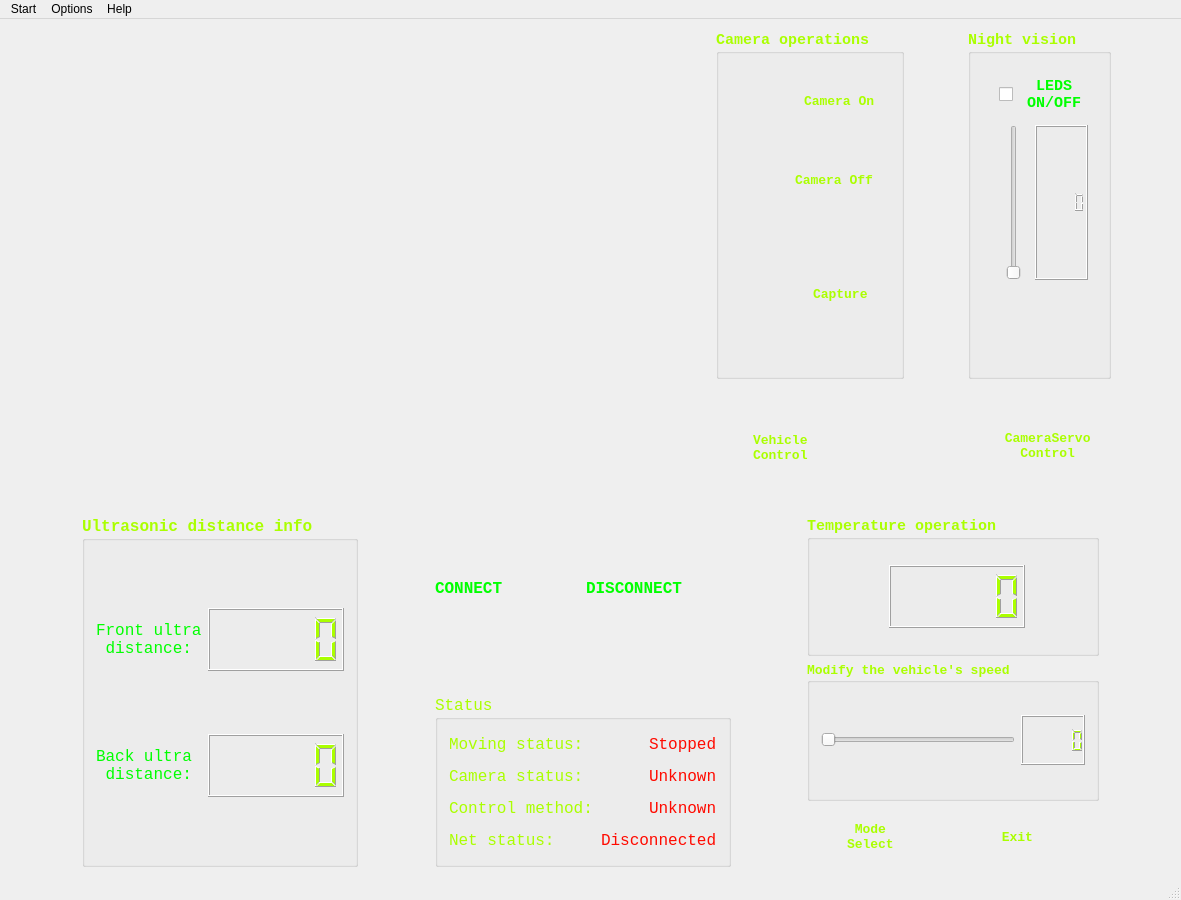
The window that mainwindow.ui (kyyang28/wifiVehicleClient) describes before a commit, drawn with Qt 5.
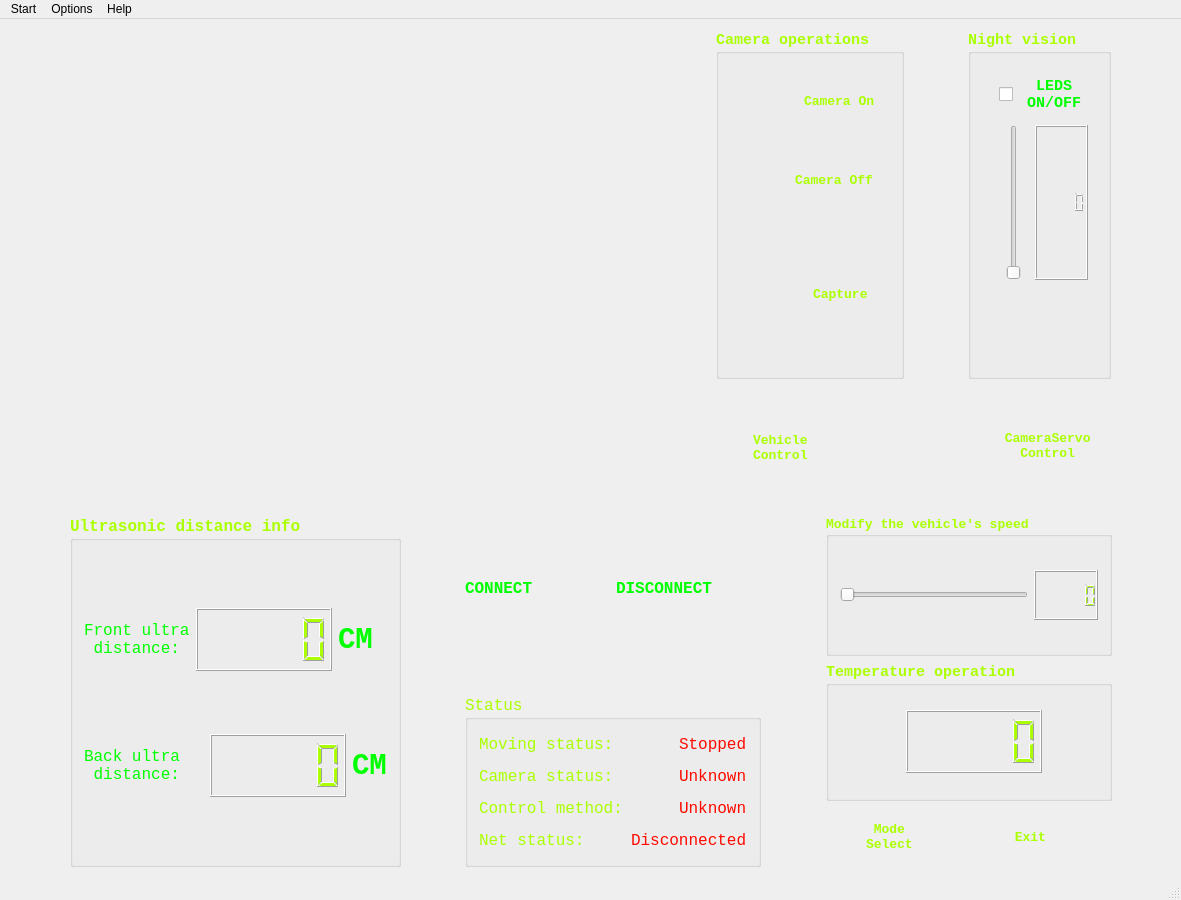
The same window after the commit. Icons and pictures are not drawn. Custom widgets are drawn as their Qt base class.

```diff
--- a/mainwindow.ui
+++ b/mainwindow.ui
@@ -26,7 +26,7 @@
    <string>MainWindow</string>
   </property>
   <widget class="QWidget" name="centralWidget">
-   <layout class="QVBoxLayout" name="verticalLayout_15">
+   <layout class="QVBoxLayout" name="verticalLayout_14">
     <item>
      <layout class="QVBoxLayout" name="verticalLayout_10">
       <item>
@@ -1044,7 +1044,7 @@
        </layout>
       </item>
       <item>
-       <layout class="QHBoxLayout" name="horizontalLayout_19">
+       <layout class="QHBoxLayout" name="horizontalLayout_26">
         <item>
          <spacer name="horizontalSpacer_21">
           <property name="orientation">
@@ -1052,7 +1052,7 @@
           </property>
           <property name="sizeHint" stdset="0">
            <size>
-            <width>40</width>
+            <width>18</width>
             <height>20</height>
            </size>
           </property>
@@ -1194,6 +1194,55 @@
                  </property>
                 </widget>
                </item>
+               <item>
+                <widget class="QLabel" name="label_5">
+                 <property name="palette">
+                  <palette>
+                   <active>
+                    <colorrole role="WindowText">
+                     <brush brushstyle="SolidPattern">
+                      <color alpha="255">
+                       <red>0</red>
+                       <green>255</green>
+                       <blue>0</blue>
+                      </color>
+                     </brush>
+                    </colorrole>
+                   </active>
+                   <inactive>
+                    <colorrole role="WindowText">
+                     <brush brushstyle="SolidPattern">
+                      <color alpha="255">
+                       <red>0</red>
+                       <green>255</green>
+                       <blue>0</blue>
+                      </color>
+                     </brush>
+                    </colorrole>
+                   </inactive>
+                   <disabled>
+                    <colorrole role="WindowText">
+                     <brush brushstyle="SolidPattern">
+                      <color alpha="255">
+                       <red>120</red>
+                       <green>120</green>
+                       <blue>120</blue>
+                      </color>
+                     </brush>
+                    </colorrole>
+                   </disabled>
+                  </palette>
+                 </property>
+                 <property name="font">
+                  <font>
+                   <pointsize>22</pointsize>
+                  </font>
+                 </property>
+                 <property name="text">
+                  <string>CM</string>
+                 </property>
+                </widget>
+               </item>
               </layout>
              </item>
              <item>
@@ -1213,6 +1262,18 @@
               <layout class="QHBoxLayout" name="horizontalLayout_5">
                <item>
                 <widget class="QLabel" name="label_10">
+                 <property name="minimumSize">
+                  <size>
+                   <width>120</width>
+                   <height>63</height>
+                  </size>
+                 </property>
+                 <property name="maximumSize">
+                  <size>
+                   <width>120</width>
+                   <height>63</height>
+                  </size>
+                 </property>
                  <property name="palette">
                   <palette>
                    <active>
@@ -1279,6 +1340,55 @@
                  </property>
                 </widget>
                </item>
+               <item>
+                <widget class="QLabel" name="label_7">
+                 <property name="palette">
+                  <palette>
+                   <active>
+                    <colorrole role="WindowText">
+                     <brush brushstyle="SolidPattern">
+                      <color alpha="255">
+                       <red>0</red>
+                       <green>255</green>
+                       <blue>0</blue>
+                      </color>
+                     </brush>
+                    </colorrole>
+                   </active>
+                   <inactive>
+                    <colorrole role="WindowText">
+                     <brush brushstyle="SolidPattern">
+                      <color alpha="255">
+                       <red>0</red>
+                       <green>255</green>
+                       <blue>0</blue>
+                      </color>
+                     </brush>
+                    </colorrole>
+                   </inactive>
+                   <disabled>
+                    <colorrole role="WindowText">
+                     <brush brushstyle="SolidPattern">
+                      <color alpha="255">
+                       <red>120</red>
+                       <green>120</green>
+                       <blue>120</blue>
+                      </color>
+                     </brush>
+                    </colorrole>
+                   </disabled>
+                  </palette>
+                 </property>
+                 <property name="font">
+                  <font>
+                   <pointsize>22</pointsize>
+                  </font>
+                 </property>
+                 <property name="text">
+                  <string>CM</string>
+                 </property>
+                </widget>
+               </item>
               </layout>
              </item>
              <item>
@@ -1701,6 +1811,87 @@
         </item>
         <item>
          <layout class="QVBoxLayout" name="verticalLayout_7">
+          <item>
+           <widget class="QGroupBox" name="groupBox_2">
+            <property name="palette">
+             <palette>
+              <active>
+               <colorrole role="WindowText">
+                <brush brushstyle="SolidPattern">
+                 <color alpha="255">
+                  <red>170</red>
+                  <green>255</green>
+                  <blue>0</blue>
+                 </color>
+                </brush>
+               </colorrole>
+              </active>
+              <inactive>
+               <colorrole role="WindowText">
+                <brush brushstyle="SolidPattern">
+                 <color alpha="255">
+                  <red>170</red>
+                  <green>255</green>
+                  <blue>0</blue>
+                 </color>
+                </brush>
+               </colorrole>
+              </inactive>
+              <disabled>
+               <colorrole role="WindowText">
+                <brush brushstyle="SolidPattern">
+                 <color alpha="255">
+                  <red>120</red>
+                  <green>120</green>
+                  <blue>120</blue>
+                 </color>
+                </brush>
+               </colorrole>
+              </disabled>
+             </palette>
+            </property>
+            <property name="font">
+             <font>
+              <family>Consolas</family>
+              <pointsize>10</pointsize>
+              <weight>75</weight>
+              <bold>true</bold>
+             </font>
+            </property>
+            <property name="title">
+             <string>Modify the vehicle's speed</string>
+            </property>
+            <layout class="QHBoxLayout" name="horizontalLayout_13">
+             <item>
+              <layout class="QHBoxLayout" name="horizontalLayout_12">
+               <item>
+                <widget class="QSlider" name="pwmMotorSlider">
+                 <property name="orientation">
+                  <enum>Qt::Horizontal</enum>
+                 </property>
+                </widget>
+               </item>
+               <item>
+                <widget class="QLCDNumber" name="pwmMotorLcdNumber">
+                 <property name="minimumSize">
+                  <size>
+                   <width>64</width>
+                   <height>50</height>
+                  </size>
+                 </property>
+                 <property name="maximumSize">
+                  <size>
+                   <width>64</width>
+                   <height>50</height>
+                  </size>
+                 </property>
+                </widget>
+               </item>
+              </layout>
+             </item>
+            </layout>
+           </widget>
+          </item>
           <item>
            <widget class="QGroupBox" name="groupBox_3">
             <property name="palette">
@@ -1751,7 +1942,9 @@
             <property name="title">
              <string>Temperature operation</string>
             </property>
-            <layout class="QHBoxLayout" name="horizontalLayout_12">
+            <layout class="QHBoxLayout" name="horizontalLayout_19">
+             <item>
+              <layout class="QHBoxLayout" name="horizontalLayout_14">
              <item>
               <widget class="QPushButton" name="readTempButton">
                <property name="minimumSize">
@@ -1909,91 +2102,12 @@
               </widget>
              </item>
             </layout>
-           </widget>
-          </item>
-          <item>
-           <widget class="QGroupBox" name="groupBox_2">
-            <property name="palette">
-             <palette>
-              <active>
-               <colorrole role="WindowText">
-                <brush brushstyle="SolidPattern">
-                 <color alpha="255">
-                  <red>170</red>
-                  <green>255</green>
-                  <blue>0</blue>
-                 </color>
-                </brush>
-               </colorrole>
-              </active>
-              <inactive>
-               <colorrole role="WindowText">
-                <brush brushstyle="SolidPattern">
-                 <color alpha="255">
-                  <red>170</red>
-                  <green>255</green>
-                  <blue>0</blue>
-                 </color>
-                </brush>
-               </colorrole>
-              </inactive>
-              <disabled>
-               <colorrole role="WindowText">
-                <brush brushstyle="SolidPattern">
-                 <color alpha="255">
-                  <red>120</red>
-                  <green>120</green>
-                  <blue>120</blue>
-                 </color>
-                </brush>
-               </colorrole>
-              </disabled>
-             </palette>
-            </property>
-            <property name="font">
-             <font>
-              <family>Consolas</family>
-              <pointsize>10</pointsize>
-              <weight>75</weight>
-              <bold>true</bold>
-             </font>
-            </property>
-            <property name="title">
-             <string>Modify the vehicle's speed</string>
-            </property>
-            <layout class="QVBoxLayout" name="verticalLayout_14">
-             <item>
-              <layout class="QHBoxLayout" name="horizontalLayout_13">
-               <item>
-                <widget class="QSlider" name="pwmMotorSlider">
-                 <property name="orientation">
-                  <enum>Qt::Horizontal</enum>
-                 </property>
-                </widget>
-               </item>
-               <item>
-                <widget class="QLCDNumber" name="pwmMotorLcdNumber">
-                 <property name="minimumSize">
-                  <size>
-                   <width>64</width>
-                   <height>50</height>
-                  </size>
-                 </property>
-                 <property name="maximumSize">
-                  <size>
-                   <width>64</width>
-                   <height>50</height>
-                  </size>
-                 </property>
-                </widget>
-               </item>
-              </layout>
-             </item>
-            </layout>
+             </item>
+            </layout>
            </widget>
           </item>
           <item>
-           <layout class="QHBoxLayout" name="horizontalLayout_14">
+           <layout class="QHBoxLayout" name="horizontalLayout_22">
             <item>
              <spacer name="horizontalSpacer_12">
               <property name="orientation">
@@ -2098,7 +2212,7 @@
               </property>
               <property name="sizeHint" stdset="0">
                <size>
-                <width>28</width>
+                <width>18</width>
                 <height>20</height>
                </size>
               </property>
```
Left out of the diff: 6 changed lines with no effect on the pictures. Lines whose indentation alone changed are shown as unchanged.
